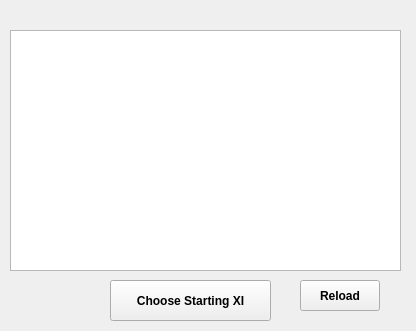
The window that startinglist.ui (TNT57/FootballClubManagementSystem) describes before a commit, drawn with Qt 5.
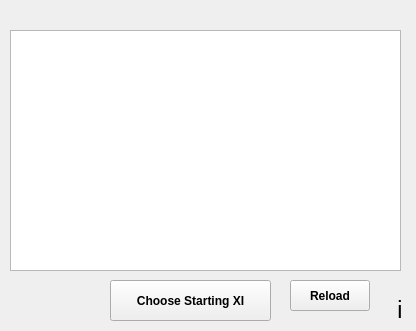
The same window after the commit.

```diff
--- a/startinglist.ui
+++ b/startinglist.ui
@@ -44,7 +44,7 @@
   <widget class="QPushButton" name="reloadButton">
    <property name="geometry">
     <rect>
-     <x>300</x>
+     <x>290</x>
      <y>280</y>
      <width>80</width>
      <height>31</height>
@@ -59,6 +59,27 @@
     <string>Reload</string>
    </property>
   </widget>
+  <widget class="QLabel" name="infoLabel">
+   <property name="geometry">
+    <rect>
+     <x>390</x>
+     <y>300</y>
+     <width>20</width>
+     <height>20</height>
+    </rect>
+   </property>
+   <property name="font">
+    <font>
+     <pointsize>17</pointsize>
+    </font>
+   </property>
+   <property name="text">
+    <string>i</string>
+   </property>
+   <property name="alignment">
+    <set>Qt::AlignCenter</set>
+   </property>
+  </widget>
  </widget>
  <resources/>
  <connections/>
```
